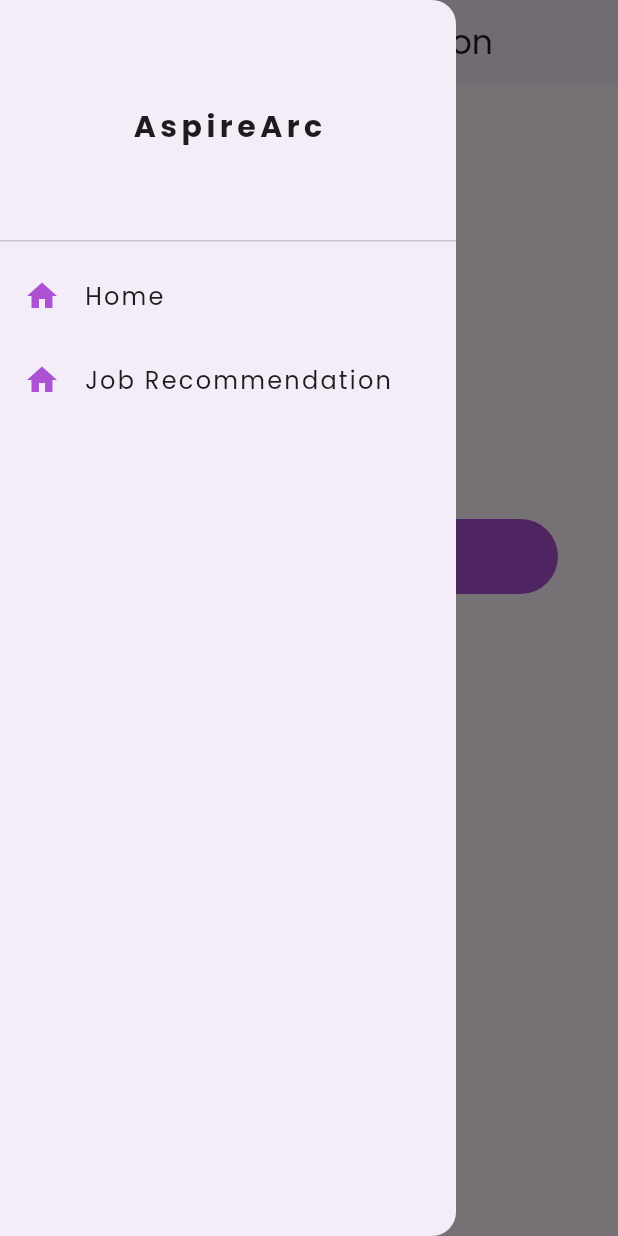
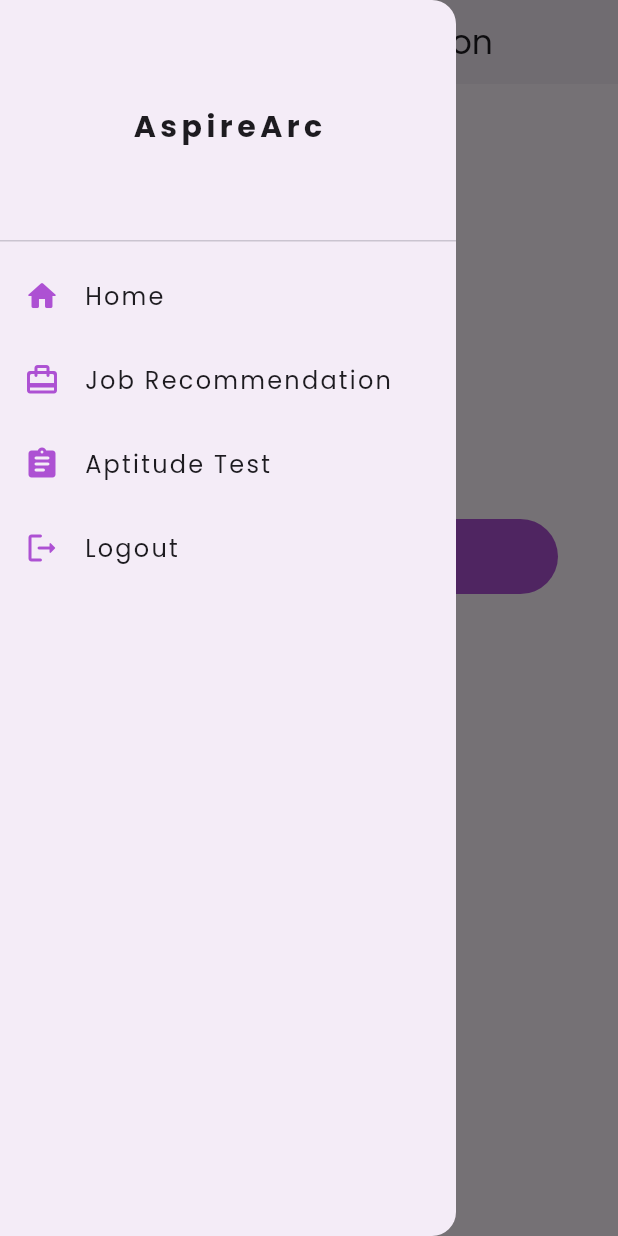
Before and after one commit to abiramianandkumar/AspireArc, a Flutter app: the screen it shows after launch, with the side drawer open, on a phone screen of 412 x 824 dp. Run offline on Flutter 3.47's test engine with Material 3 defaults, Android fonts, the phone set to English and light mode, and no system bars; our stand-ins replace firebase_auth, firebase_core, google_fonts, image_picker; accounts and stored records are empty.

Commit message:
Descriptive commit message

```diff
--- a/lib/components/drawer.dart
+++ b/lib/components/drawer.dart
@@ -1,5 +1,8 @@
+// ignore_for_file: prefer_const_constructors
+
 import 'package:aspire_arc/pages/home_page.dart';
 import 'package:aspire_arc/pages/jobs.dart';
+import 'package:firebase_auth/firebase_auth.dart';
 import 'package:flutter/material.dart';
 import 'package:google_fonts/google_fonts.dart';
 
@@ -21,7 +24,7 @@ class MyDrawer extends StatelessWidget {
           ))),
           ListTile(
             leading: Icon(
-              Icons.home,
+              Icons.home_rounded,
               color: Color(0xffAD51D3),
             ),
             title: Text(
@@ -35,7 +38,7 @@ class MyDrawer extends StatelessWidget {
           ),
           ListTile(
             leading: Icon(
-              Icons.home,
+              Icons.wallet_travel_rounded,
               color: Color(0xffAD51D3),
             ),
             title: Text(
@@ -47,6 +50,33 @@ class MyDrawer extends StatelessWidget {
                   .push(MaterialPageRoute(builder: (context) => Job()));
             },
           ),
+          ListTile(
+            leading: Icon(
+              Icons.assignment_rounded,
+              color: Color(0xffAD51D3),
+            ),
+            title: Text(
+              'Aptitude Test',
+              style: GoogleFonts.poppins(letterSpacing: 1.5),
+            ),
+            onTap: () {
+              Navigator.of(context)
+                  .push(MaterialPageRoute(builder: (context) => Job()));
+            },
+          ),
+          ListTile(
+            leading: Icon(
+              Icons.logout_rounded,
+              color: Color(0xffAD51D3),
+            ),
+            title: Text(
+              'Logout',
+              style: GoogleFonts.poppins(letterSpacing: 1.5),
+            ),
+            onTap: () {
+              FirebaseAuth.instance.signOut();
+            },
+          ),
         ],
       ),
     );
```
